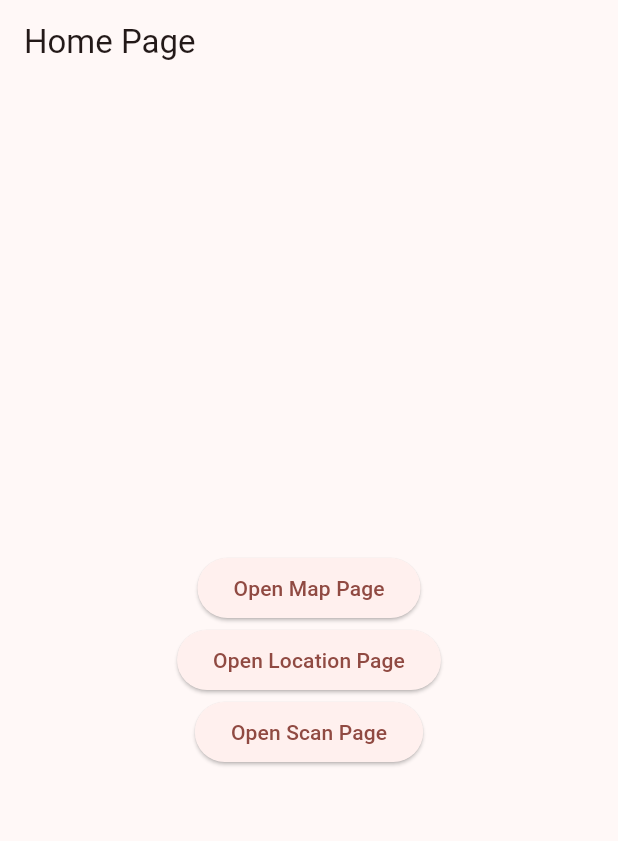
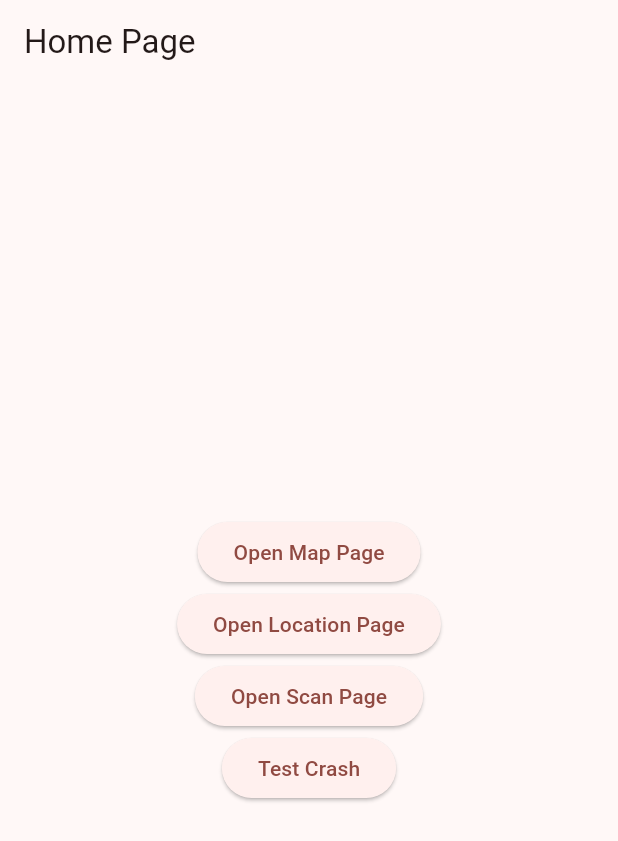
Before and after one commit to ZAHHAR-ISMAIL/flutter_hms_example, a Flutter app: the screen it shows after launch, on a phone screen of 412 x 824 dp. Shown: the top 841 px of the screen. Run offline on Flutter 3.47's test engine with Material 3 defaults, Android fonts, the phone set to English and light mode, and no system bars; our stand-ins replace google_maps_flutter, permission_handler; missing offline and left inert: agconnect_crash, flutter_hms_gms_availability, huawei_analytics, huawei_location, huawei_map, huawei_push and 1 more; statements that could not run were skipped.

Commit message:
add Analytics and Crash kit

```diff
--- a/lib/main.dart
+++ b/lib/main.dart
@@ -1,6 +1,8 @@
+import 'package:agconnect_crash/agconnect_crash.dart';
 import 'package:flutter/material.dart';
 import 'package:flutter/scheduler.dart';
 import 'package:flutter/services.dart';
+import 'package:huawei_analytics/huawei_analytics.dart';
 import 'package:huawei_push/huawei_push.dart';
 import 'package:flutter_hms_example/ScanPage.dart';
 import 'package:permission_handler/permission_handler.dart';
@@ -94,12 +96,21 @@ class _MyHomePageState extends State<MyHomePage> {
   @override
   void initState() {
     super.initState();
-    print("HMSMSGG START:: ");
+
+    // Init HMS Push
     initTokenStream();
     getToken();
     initMessageStream();
     initMessageStreamForBackground();
     initIntentStream();
+
+    // Init HMS Analytics
+    initHmsAnalytics();
+  }
+
+  Future<void> initHmsAnalytics() async {
+    final HMSAnalytics hmsAnalytics = await HMSAnalytics.getInstance();
+    await hmsAnalytics.enableLog();
   }
 
   Future<void> initTokenStream() async {
@@ -194,6 +205,12 @@ class _MyHomePageState extends State<MyHomePage> {
                 onPressed: () {
                   Navigator.pushNamed(context, '/ScanPage');
                 },
+              ),
+              ElevatedButton(
+                child: const Text('Test Crash'),
+                onPressed: () {
+                  AGCCrash.instance.testIt();
+                },
               )
             ],
           ),
--- a/pubspec.yaml
+++ b/pubspec.yaml
@@ -35,6 +35,8 @@ dependencies:
   huawei_location: ^6.12.0+302
   huawei_push: ^6.11.0+300
   huawei_scan: ^2.10.0+301
+  huawei_analytics: ^6.12.0+301
+  agconnect_crash: ^1.6.0+300
   google_maps_flutter: ^2.2.8
   permission_handler: ^10.2.0
   flutter_hms_gms_availability:
```
Also changed, not shown: pubspec.lock, 1 other file.
